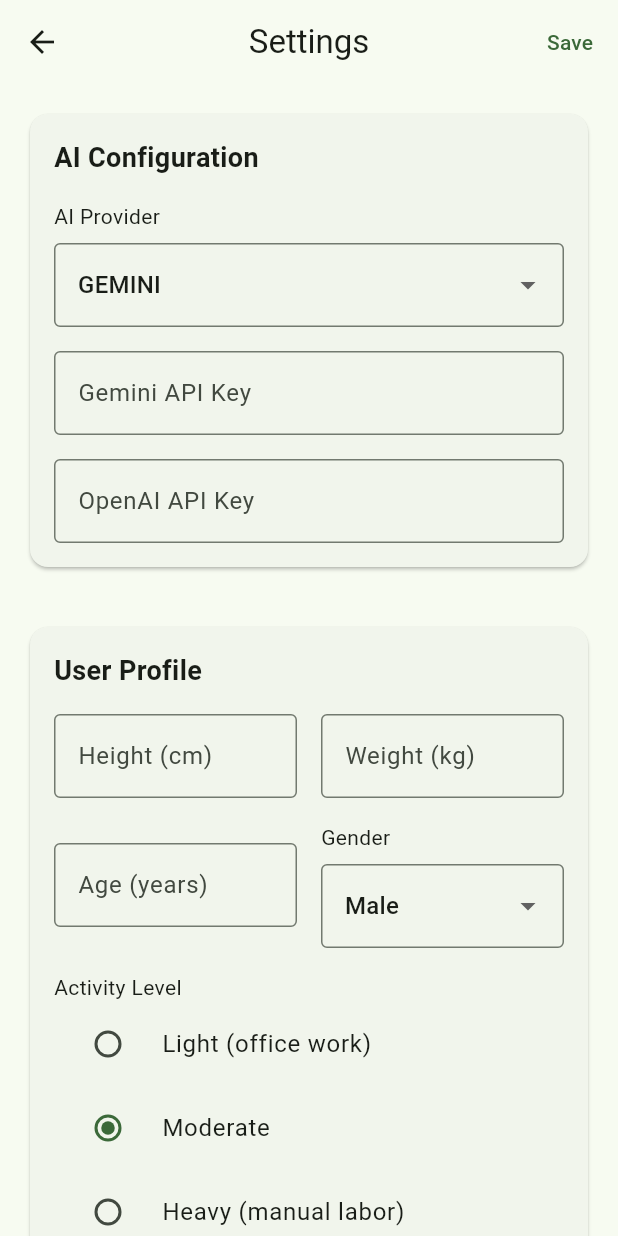
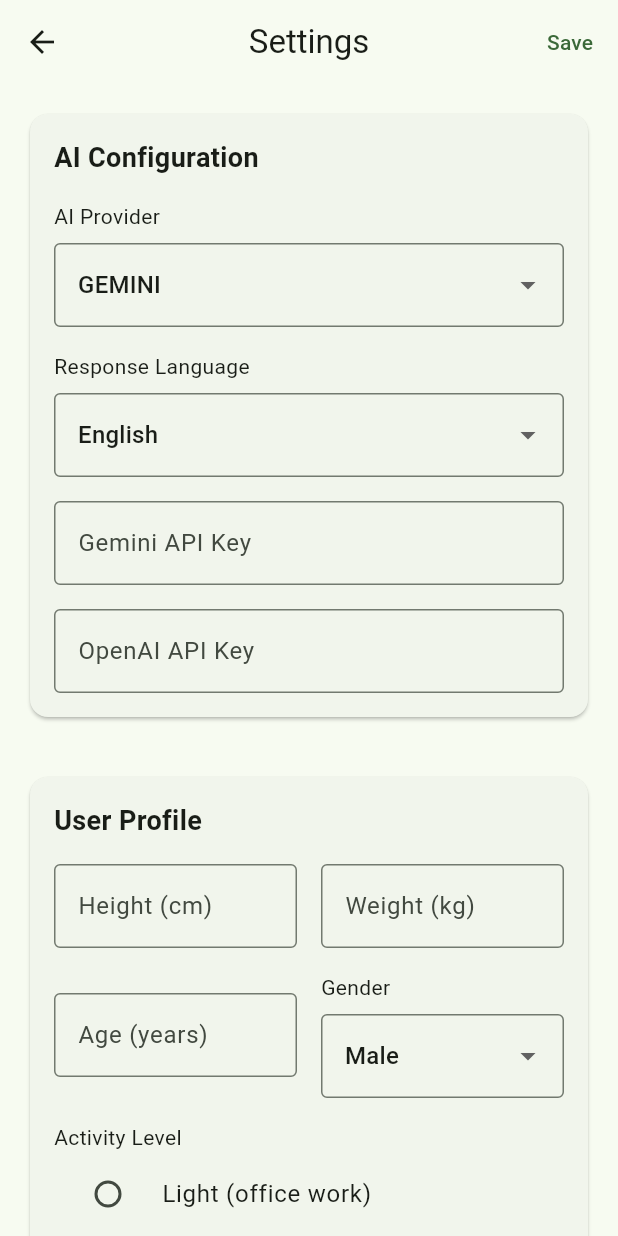
Before and after one commit to ricomuh/nutrition_tracker, a Flutter app: the SettingsScreen screen opened directly, on a phone screen of 412 x 824 dp. Run offline on Flutter 3.47's test engine with Material 3 defaults, Android fonts, the phone set to English and light mode, and no system bars; our stand-ins replace image_picker, permission_handler, shared_preferences, sqflite, sqflite_common_ffi; accounts and stored records are empty.

Commit message:
Add response language support to app settings and related services
- Introduced ResponseLanguage enum to manage language options.
- Updated AppSettings to include responseLanguage field.
- Modified DailyAnalysisProvider, AddFoodScreen, and AddFoodScreenFixed to utilize selected response language.
- Enhanced SettingsScreen to allow users to select their preferred response language.
- Implemented LanguageService for translating food names, units, and comments based on selected language.
- Updated SettingsService to persist response language in shared preferences.

```diff
--- a/lib/models/app_settings.dart
+++ b/lib/models/app_settings.dart
@@ -1,16 +1,20 @@
 enum AiProvider { gemini, openai }
+
+enum ResponseLanguage { english, indonesian }
 
 class AppSettings {
   final AiProvider aiProvider;
   final String? geminiApiKey;
   final String? openaiApiKey;
   final bool isFirstRun;
+  final ResponseLanguage responseLanguage;
 
   const AppSettings({
     this.aiProvider = AiProvider.gemini,
     this.geminiApiKey,
     this.openaiApiKey,
     this.isFirstRun = true,
+    this.responseLanguage = ResponseLanguage.english,
   });
 
   AppSettings copyWith({
@@ -18,12 +22,14 @@ class AppSettings {
     String? geminiApiKey,
     String? openaiApiKey,
     bool? isFirstRun,
+    ResponseLanguage? responseLanguage,
   }) {
     return AppSettings(
       aiProvider: aiProvider ?? this.aiProvider,
       geminiApiKey: geminiApiKey ?? this.geminiApiKey,
       openaiApiKey: openaiApiKey ?? this.openaiApiKey,
       isFirstRun: isFirstRun ?? this.isFirstRun,
+      responseLanguage: responseLanguage ?? this.responseLanguage,
     );
   }
 
--- a/lib/providers/daily_analysis_provider.dart
+++ b/lib/providers/daily_analysis_provider.dart
@@ -40,6 +40,7 @@ class DailyAnalysisProvider with ChangeNotifier {
         provider: settings.aiProvider,
         apiKey: _getApiKey(settings),
         demoMode: _isDemoMode(settings),
+        language: settings.responseLanguage,
       );
 
       final dateKey = _getDateKey(analysis.date);
@@ -84,6 +85,7 @@ class DailyAnalysisProvider with ChangeNotifier {
         provider: settings.aiProvider,
         apiKey: _getApiKey(settings),
         demoMode: _isDemoMode(settings),
+        language: settings.responseLanguage,
       );
 
       // Update analysis with both messages
--- a/lib/screens/add_food_screen.dart
+++ b/lib/screens/add_food_screen.dart
@@ -852,6 +852,7 @@ class _AddFoodScreenState extends State<AddFoodScreen>
               ? _foodBreakdownController.text
               : null,
           demoMode: !hasApiKey,
+          language: settings.responseLanguage,
         );
       } else {
         // Analyze text only
@@ -867,6 +868,7 @@ class _AddFoodScreenState extends State<AddFoodScreen>
               ? _foodBreakdownController.text
               : null,
           demoMode: !hasApiKey,
+          language: settings.responseLanguage,
         );
       }
 
--- a/lib/screens/add_food_screen_fixed.dart
+++ b/lib/screens/add_food_screen_fixed.dart
@@ -420,6 +420,7 @@ class _AddFoodScreenState extends State<AddFoodScreen> {
             ? _foodBreakdownController.text
             : null,
         demoMode: !hasApiKey,
+        language: settings.responseLanguage,
       );
 
       setState(() {
--- a/lib/screens/settings_screen.dart
+++ b/lib/screens/settings_screen.dart
@@ -21,6 +21,7 @@ class _SettingsScreenState extends State<SettingsScreen> {
   final _exerciseFrequencyController = TextEditingController();
 
   AiProvider _selectedAiProvider = AiProvider.gemini;
+  ResponseLanguage _selectedLanguage = ResponseLanguage.english;
   Gender _gender = Gender.male;
   ActivityLevel _activityLevel = ActivityLevel.moderate;
   ExerciseType _exerciseType = ExerciseType.gym;
@@ -40,6 +41,7 @@ class _SettingsScreenState extends State<SettingsScreen> {
 
     // Load AI settings
     _selectedAiProvider = settings.aiProvider;
+    _selectedLanguage = settings.responseLanguage;
     _geminiApiKeyController.text = settings.geminiApiKey ?? '';
     _openaiApiKeyController.text = settings.openaiApiKey ?? '';
 
@@ -111,6 +113,28 @@ class _SettingsScreenState extends State<SettingsScreen> {
               onChanged: (value) {
                 setState(() {
                   _selectedAiProvider = value!;
+                });
+              },
+            ),
+            const SizedBox(height: 16),
+            const Text('Response Language'),
+            const SizedBox(height: 8),
+            DropdownButtonFormField<ResponseLanguage>(
+              value: _selectedLanguage,
+              decoration: const InputDecoration(border: OutlineInputBorder()),
+              items: ResponseLanguage.values.map((language) {
+                return DropdownMenuItem(
+                  value: language,
+                  child: Text(
+                    language == ResponseLanguage.english
+                        ? 'English'
+                        : 'Bahasa Indonesia',
+                  ),
+                );
+              }).toList(),
+              onChanged: (value) {
+                setState(() {
+                  _selectedLanguage = value!;
                 });
               },
             ),
@@ -467,6 +491,7 @@ class _SettingsScreenState extends State<SettingsScreen> {
         openaiApiKey: _openaiApiKeyController.text.isEmpty
             ? null
             : _openaiApiKeyController.text,
+        responseLanguage: _selectedLanguage,
         isFirstRun: settingsProvider.settings.isFirstRun,
       );
 
--- a/lib/services/ai_service.dart
+++ b/lib/services/ai_service.dart
@@ -5,6 +5,7 @@ import '../models/ai_analysis_response.dart';
 import '../models/app_settings.dart';
 import '../models/daily_analysis.dart';
 import 'demo_data_service.dart';
+import 'language_service.dart';
 
 class AiService {
   static const String _geminiBaseUrl =
@@ -18,6 +19,7 @@ class AiService {
     required String apiKey,
     String? foodBreakdown,
     bool demoMode = false,
+    ResponseLanguage language = ResponseLanguage.english,
   }) async {
     // Return demo data if no API key or demo mode enabled
     if (demoMode || apiKey.isEmpty) {
@@ -28,9 +30,19 @@ class AiService {
 
     switch (provider) {
       case AiProvider.gemini:
-        return await _analyzeWithGemini(imageBytes, apiKey, foodBreakdown);
+        return await _analyzeWithGemini(
+          imageBytes,
+          apiKey,
+          foodBreakdown,
+          language,
+        );
       case AiProvider.openai:
-        return await _analyzeWithOpenAI(imageBytes, apiKey, foodBreakdown);
+        return await _analyzeWithOpenAI(
+          imageBytes,
+          apiKey,
+          foodBreakdown,
+          language,
+        );
     }
   }
 
@@ -40,6 +52,7 @@ class AiService {
     required String apiKey,
     String? foodBreakdown,
     bool demoMode = false,
+    ResponseLanguage language = ResponseLanguage.english,
   }) async {
     // Return demo data if no API key or demo mode enabled
     if (demoMode || apiKey.isEmpty) {
@@ -54,12 +67,14 @@ class AiService {
           foodName,
           apiKey,
           foodBreakdown,
+          language,
         );
       case AiProvider.openai:
         return await _analyzeTextOnlyWithOpenAI(
           foodName,
           apiKey,
           foodBreakdown,
+          language,
         );
     }
   }
@@ -69,6 +84,7 @@ class AiService {
     required AiProvider provider,
     required String apiKey,
     bool demoMode = false,
+    ResponseLanguage language = ResponseLanguage.english,
   }) async {
     // Return demo data if no API key or demo mode enabled
     if (demoMode || apiKey.isEmpty) {
@@ -79,9 +95,9 @@ class AiService {
 
     switch (provider) {
       case AiProvider.gemini:
-        return await _analyzeDailyWithGemini(request, apiKey);
+        return await _analyzeDailyWithGemini(request, apiKey, language);
       case AiProvider.openai:
-        return await _analyzeDailyWithOpenAI(request, apiKey);
+        return await _analyzeDailyWithOpenAI(request, apiKey, language);
     }
   }
 
@@ -91,6 +107,7 @@ class AiService {
     required AiProvider provider,
     required String apiKey,
     bool demoMode = false,
+    ResponseLanguage language = ResponseLanguage.english,
   }) async {
     // Return demo data if no API key or demo mode enabled
     if (demoMode || apiKey.isEmpty) {
@@ -101,9 +118,19 @@ class AiService {
 
     switch (provider) {
       case AiProvider.gemini:
-        return await _continuechatWithGemini(message, analysis, apiKey);
+        return await _continuechatWithGemini(
+          message,
+          analysis,
+          apiKey,
+          language,
+        );
       case AiProvider.openai:
-        return await _continueCharWithOpenAI(message, analysis, apiKey);
+        return await _continueCharWithOpenAI(
+          message,
+          analysis,
+          apiKey,
+          language,
+        );
     }
   }
 
@@ -132,11 +159,12 @@ class AiService {
     Uint8List imageBytes,
     String apiKey,
     String? foodBreakdown,
+    ResponseLanguage language,
   ) async {
     try {
       final base64Image = base64Encode(imageBytes);
 
-      final prompt = _buildAnalysisPrompt(foodBreakdown);
+      final prompt = _buildAnalysisPrompt(foodBreakdown, language);
 
       final body = {
         "contents": [
@@ -176,11 +204,12 @@ class AiService {
     Uint8List imageBytes,
     String apiKey,
     String? foodBreakdown,
+    ResponseLanguage language,
   ) async {
     try {
       final base64Image = base64Encode(imageBytes);
 
-      final prompt = _buildAnalysisPrompt(foodBreakdown);
+      final prompt = _buildAnalysisPrompt(foodBreakdown, language);
 
       final body = {
         "model": "gpt-4-vision-preview",
@@ -226,9 +255,14 @@ class AiService {
     String foodName,
     String apiKey,
     String? foodBreakdown,
+    ResponseLanguage language,
   ) async {
     try {
-      final prompt = _buildTextOnlyAnalysisPrompt(foodName, foodBreakdown);
+      final prompt = _buildTextOnlyAnalysisPrompt(
+        foodName,
+        foodBreakdown,
+        language,
+      );
 
       final body = {
         "contents": [
@@ -265,9 +299,14 @@ class AiService {
     String foodName,
     String apiKey,
     String? foodBreakdown,
+    ResponseLanguage language,
   ) async {
     try {
-      final prompt = _buildTextOnlyAnalysisPrompt(foodName, foodBreakdown);
+      final prompt = _buildTextOnlyAnalysisPrompt(
+        foodName,
+        foodBreakdown,
+        language,
+      );
 
       final body = {
         "model": "gpt-4",
@@ -380,7 +419,10 @@ class AiService {
     }
   }
 
-  String _buildAnalysisPrompt(String? foodBreakdown) {
+  String _buildAnalysisPrompt(
+    String? foodBreakdown,
+    ResponseLanguage language,
+  ) {
     String prompt =
         '''
 Analyze this food image and provide nutritional information. ${foodBreakdown != null ? "The user has provided this breakdown: $foodBreakdown. Use this as a guide but verify against the image." : ""}
@@ -414,12 +456,16 @@ Important:
 - Provide accurate nutritional values for each individual food item
 - The total nutrition values should be the sum of all individual items
 - Be detailed and precise with portion sizes and nutritional breakdown
-- Provide an encouraging comment about the meal choice
+- Provide an encouraging comment about the meal choice${LanguageService.getLanguagePrompt(language)}
 ''';
     return prompt;
   }
 
-  String _buildTextOnlyAnalysisPrompt(String foodName, String? foodBreakdown) {
+  String _buildTextOnlyAnalysisPrompt(
+    String foodName,
+    String? foodBreakdown,
+    ResponseLanguage language,
+  ) {
     String prompt =
         '''
 Analyze this food based on the name "${foodName}" and estimate nutritional information. ${foodBreakdown != null ? "The user has provided this breakdown: $foodBreakdown. Use this as additional information." : ""}
@@ -454,7 +500,7 @@ Return ONLY a valid JSON object with this exact structure:
 Important:
 - Provide nutritional estimates for each individual food item
 - The total nutrition values should be the sum of all individual items
-- Be conservative with estimates and mention in the comment that this is an estimate without visual confirmation
+- Be conservative with estimates and mention in the comment that this is an estimate without visual confirmation${LanguageService.getLanguagePrompt(language)}
 ''';
     return prompt;
   }
@@ -545,9 +591,10 @@ Important:
   Future<DailyAnalysis> _analyzeDailyWithGemini(
     DailyAnalysisRequest request,
     String apiKey,
+    ResponseLanguage language,
   ) async {
     try {
-      final prompt = _buildDailyAnalysisPrompt(request);
+      final prompt = _buildDailyAnalysisPrompt(request, language);
 
       final body = {
         "contents": [
@@ -585,9 +632,10 @@ Important:
   Future<DailyAnalysis> _analyzeDailyWithOpenAI(
     DailyAnalysisRequest request,
     String apiKey,
+    ResponseLanguage language,
   ) async {
     try {
-      final prompt = _buildDailyAnalysisPrompt(request);
+      final prompt = _buildDailyAnalysisPrompt(request, language);
 
       final body = {
         "model": "gpt-4",
@@ -626,9 +674,10 @@ Important:
     String message,
     DailyAnalysis analysis,
     String apiKey,
+    ResponseLanguage language,
   ) async {
     try {
-      final prompt = _buildChatPrompt(message, analysis);
+      final prompt = _buildChatPrompt(message, analysis, language);
 
       final body = {
         "contents": [
@@ -671,9 +720,10 @@ Important:
     String message,
     DailyAnalysis analysis,
     String apiKey,
+    ResponseLanguage language,
   ) async {
     try {
-      final prompt = _buildChatPrompt(message, analysis);
+      final prompt = _buildChatPrompt(message, analysis, language);
 
       final body = {
         "model": "gpt-4",
@@ -712,7 +762,10 @@ Important:
     }
   }
 
-  String _buildDailyAnalysisPrompt(DailyAnalysisRequest request) {
+  String _buildDailyAnalysisPrompt(
+    DailyAnalysisRequest request,
+    ResponseLanguage language,
+  ) {
     final stats = request.stats;
     final profile = request.profile;
     final foods = request.foodItems;
@@ -747,11 +800,15 @@ Return ONLY a valid JSON object with this exact structure:
   "activityIntegration": "Connect nutrition with their fitness goals (e.g., 'With a 200 kcal deficit today, you're on track for fat loss. Ensure adequate energy for your next workout.')"
 }
 
-Keep the tone encouraging, professional, and actionable. Focus on practical advice aligned with their specific goals and activity level.
+Keep the tone encouraging, professional, and actionable. Focus on practical advice aligned with their specific goals and activity level.${LanguageService.getLanguagePrompt(language)}
 ''';
   }
 
-  String _buildChatPrompt(String userMessage, DailyAnalysis analysis) {
+  String _buildChatPrompt(
+    String userMessage,
+    DailyAnalysis analysis,
+    ResponseLanguage language,
+  ) {
     return '''
 You are a professional nutritionist continuing a conversation about today's nutrition analysis.
 
@@ -764,7 +821,7 @@ Activity Integration: ${analysis.activityIntegration}
 
 USER'S NEW QUESTION/COMMENT: ${userMessage}
 
-Respond naturally as a supportive nutritionist. Provide helpful, specific advice while maintaining context from the previous analysis. Keep responses concise but informative.
+Respond naturally as a supportive nutritionist. Provide helpful, specific advice while maintaining context from the previous analysis. Keep responses concise but informative.${LanguageService.getLanguagePrompt(language)}
 ''';
   }
 
--- a/lib/services/settings_service.dart
+++ b/lib/services/settings_service.dart
@@ -24,6 +24,10 @@ class SettingsService {
       geminiApiKey: settingsMap['geminiApiKey'],
       openaiApiKey: settingsMap['openaiApiKey'],
       isFirstRun: settingsMap['isFirstRun'] ?? true,
+      responseLanguage: ResponseLanguage.values.firstWhere(
+        (e) => e.name == settingsMap['responseLanguage'],
+        orElse: () => ResponseLanguage.english,
+      ),
     );
   }
 
@@ -34,6 +38,7 @@ class SettingsService {
       'geminiApiKey': settings.geminiApiKey,
       'openaiApiKey': settings.openaiApiKey,
       'isFirstRun': settings.isFirstRun,
+      'responseLanguage': settings.responseLanguage.name,
     };
 
     await prefs.setString(_settingsKey, jsonEncode(settingsMap));
```
Also changed, not shown: lib/services/language_service.dart (added, +160 -0 lines).
